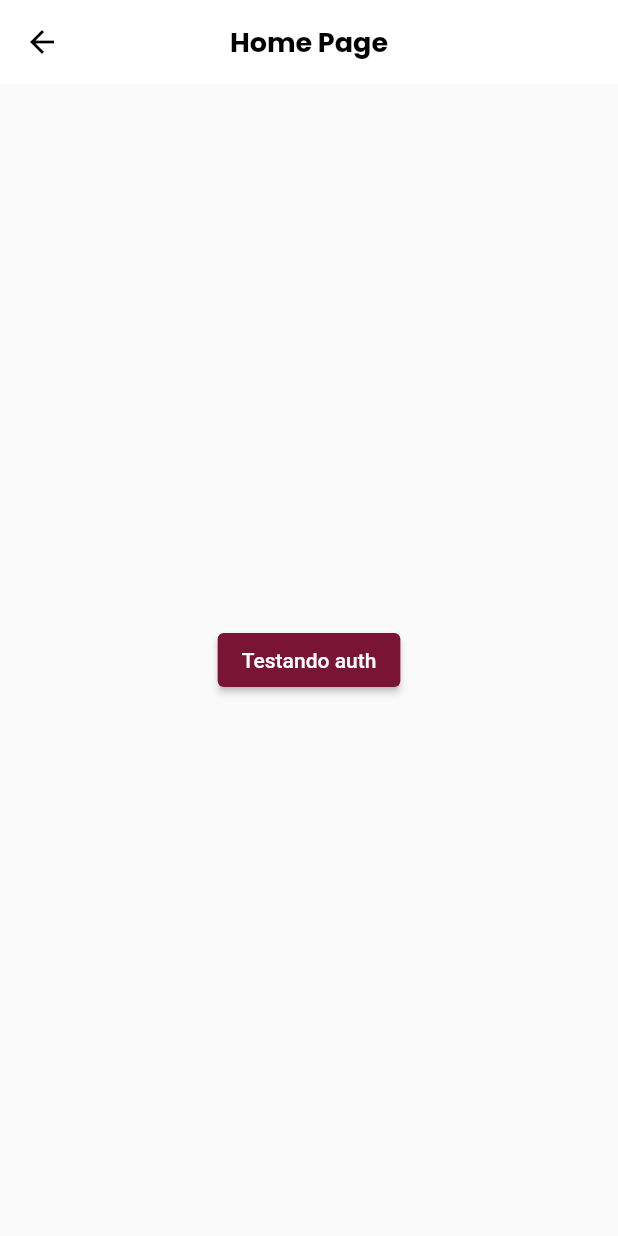
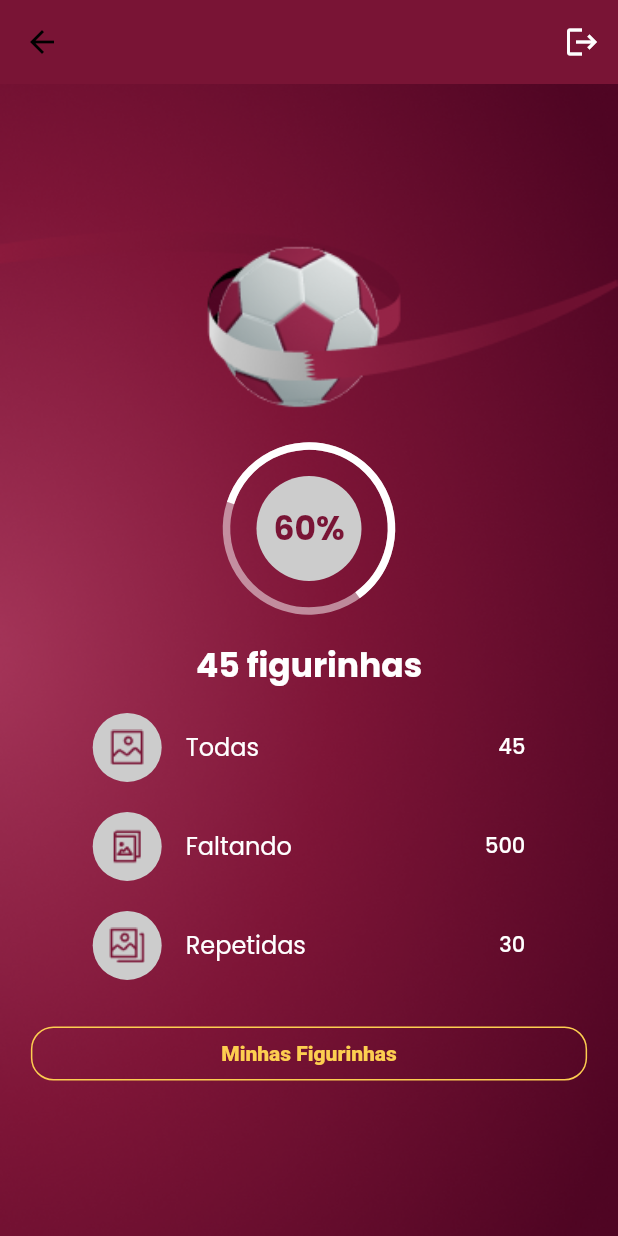
Before and after one commit to ericarodrigs/dart-week-fwc-album, a Flutter app: the HomePage screen opened by its route, on a phone screen of 412 x 824 dp. Run offline on Flutter 3.47's test engine with Material 2 defaults, Android fonts, the phone set to English and light mode, and no system bars; our stand-ins replace dio, loading_animation_widget, shared_preferences, top_snackbar_flutter; missing offline and left inert: flutter_getit, validatorless; accounts and stored records are empty; Roboto replaces fonts that are missing (MPlus1P).

Commit message:
Creates home page and extract some components

```diff
--- a/lib/app/core/ui/styles/text_styles.dart
+++ b/lib/app/core/ui/styles/text_styles.dart
@@ -64,6 +64,8 @@ class TextStyles {
   TextStyle get titleWhite => textPrimaryFontBold.copyWith(color: Colors.white, fontSize: 22);
 
   TextStyle get titleBlack => textPrimaryFontBold.copyWith(color: Colors.black, fontSize: 22);
+
+  TextStyle get titlePrimaryColor => textPrimaryFontBold.copyWith(color: ColorsApp.i.primary, fontSize: 22);
 }
 
 extension TextStylesExtensions  on BuildContext {
--- a/lib/app/pages/home/home_page.dart
+++ b/lib/app/pages/home/home_page.dart
@@ -1,7 +1,10 @@
-import 'package:dart_week_worldcup_album/app/core/rest/custom_dio.dart';
+import 'package:dart_week_worldcup_album/app/core/ui/styles/button_styles.dart';
+import 'package:dart_week_worldcup_album/app/core/ui/styles/colors_app.dart';
+import 'package:dart_week_worldcup_album/app/core/ui/styles/text_styles.dart';
+import 'package:dart_week_worldcup_album/app/core/ui/widgets/button.dart';
+import 'package:dart_week_worldcup_album/app/pages/home/widgets/status_tile.dart';
+import 'package:dart_week_worldcup_album/app/pages/home/widgets/sticker_percent_widget.dart';
 import 'package:flutter/material.dart';
-import 'package:flutter_getit/flutter_getit.dart';
-import 'package:shared_preferences/shared_preferences.dart';
 
 class HomePage extends StatelessWidget {
   const HomePage({Key? key}) : super(key: key);
@@ -9,15 +12,91 @@ class HomePage extends StatelessWidget {
   @override
   Widget build(BuildContext context) {
     return Scaffold(
+      backgroundColor: context.colors.primary,
       appBar: AppBar(
-        title: const Text('Home Page'),
+        elevation: 0,
+        backgroundColor: context.colors.primary,
+        actions: [
+          IconButton(
+              onPressed: () {},
+              icon: const Icon(
+                Icons.logout,
+                color: Colors.white,
+              ))
+        ],
       ),
-      body: Center(
-        child: ElevatedButton(
-          onPressed: () async {
-            context.get<CustomDio>().auth().get('/api/me');
+      body: Container(
+        decoration: const BoxDecoration(
+          image: DecorationImage(
+            image: AssetImage('assets/images/background.png'),
+            fit: BoxFit.cover,
+          ),
+        ),
+        child: LayoutBuilder(
+          builder: (_, constrains) {
+            return ConstrainedBox(
+              constraints: BoxConstraints(minHeight: constrains.maxHeight),
+              child: Center(
+                child: SingleChildScrollView(
+                  child: Column(
+                    children: [
+                      Container(
+                        padding: const EdgeInsets.only(bottom: 25),
+                        width: MediaQuery.of(context).size.width,
+                        child: Image.asset(
+                          'assets/images/bola.png',
+                          fit: BoxFit.cover,
+                        ),
+                      ),
+                      const StickerPercentWidget(
+                        percent: 60,
+                      ),
+                      const SizedBox(
+                        height: 20,
+                      ),
+                      Text(
+                        '45 figurinhas',
+                        style: context.textStyles.titleWhite,
+                      ),
+                      const SizedBox(
+                        height: 10,
+                      ),
+                      StatusTile(
+                          icon: Image.asset('assets/images/all_icon.png'),
+                          label: 'Todas',
+                          value: 45),
+                      const SizedBox(
+                        height: 10,
+                      ),
+                      StatusTile(
+                          icon: Image.asset('assets/images/missing_icon.png'),
+                          label: 'Faltando',
+                          value: 500),
+                      const SizedBox(
+                        height: 10,
+                      ),
+                      StatusTile(
+                          icon: Image.asset('assets/images/repeated_icon.png'),
+                          label: 'Repetidas',
+                          value: 30),
+                      const SizedBox(
+                        height: 20,
+                      ),
+                      Button(
+                          onPressed: () {},
+                          width: MediaQuery.of(context).size.width * .9,
+                          outlined: true,
+                          style: context.buttonStyles.yellowOutlinedButton,
+                          labelStyle: context
+                              .textStyles.textSecondaryFontExtraBold
+                              .copyWith(color: context.colors.yellow),
+                          label: 'Minhas Figurinhas'),
+                    ],
+                  ),
+                ),
+              ),
+            );
           },
-          child: const Text('Testando auth'),
         ),
       ),
     );
--- /dev/null
+++ b/lib/app/pages/home/widgets/status_tile.dart
@@ -0,0 +1,41 @@
+import 'package:dart_week_worldcup_album/app/core/ui/styles/colors_app.dart';
+import 'package:dart_week_worldcup_album/app/core/ui/styles/text_styles.dart';
+import 'package:flutter/material.dart';
+
+class StatusTile extends StatelessWidget {
+  final Image icon;
+  final String label;
+  final int value;
+
+  const StatusTile(
+      {super.key,
+      required this.icon,
+      required this.label,
+      required this.value});
+
+  @override
+  Widget build(BuildContext context) {
+    return SizedBox(
+      width: MediaQuery.of(context).size.width * .7,
+      child: ListTile(
+        leading: SizedBox(
+          width: 46,
+          child: CircleAvatar(
+            radius: 46,
+            backgroundColor: context.colors.grey,
+            child: icon,
+          ),
+        ),
+        contentPadding: EdgeInsets.zero,
+        title: Text(label,
+          style: context.textStyles.textPrimaryFontRegular
+              .copyWith(color: Colors.white),
+        ),
+        trailing: Text('$value',
+          style: context.textStyles.textPrimaryFontMedium
+              .copyWith(color: Colors.white),
+        ),
+      ),
+    );
+  }
+}
--- /dev/null
+++ b/lib/app/pages/home/widgets/sticker_percent_widget.dart
@@ -0,0 +1,47 @@
+import 'dart:math';
+
+import 'package:dart_week_worldcup_album/app/core/ui/styles/colors_app.dart';
+import 'package:dart_week_worldcup_album/app/core/ui/styles/text_styles.dart';
+import 'package:flutter/material.dart';
+
+class StickerPercentWidget extends StatelessWidget {
+  final int percent;
+
+  const StickerPercentWidget({super.key, required this.percent});
+
+  @override
+  Widget build(BuildContext context) {
+    return Stack(
+      alignment: Alignment.center,
+      children: [
+        Container(
+          width: 70,
+          height: 70,
+          decoration: BoxDecoration(
+            color: context.colors.grey,
+            shape: BoxShape.circle,
+          ),
+          child: Center(
+            child: Text(
+              '$percent%',
+              style: context.textStyles.titlePrimaryColor,
+            ),
+          ),
+        ),
+        SizedBox(
+          width: 110,
+          height: 110,
+          child: Transform.rotate(
+            angle: - pi / 2.5,
+            child: CircularProgressIndicator(
+              value: percent / 100,
+              color: Colors.white,
+              backgroundColor: Colors.white.withOpacity(0.5),
+              strokeWidth: 5,
+            ),
+          ),
+        )
+      ],
+    );
+  }
+}
```
